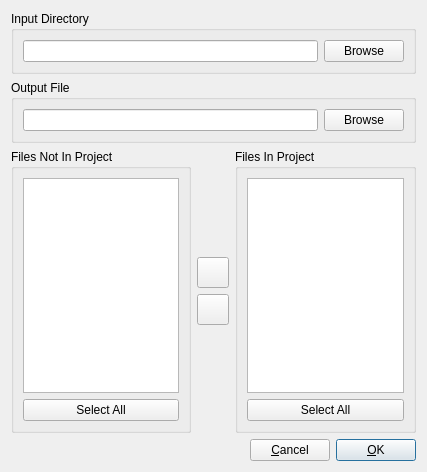
Above: ui/project_files.ui from Blender3D/Bindery before the change. Below: the same form after it.
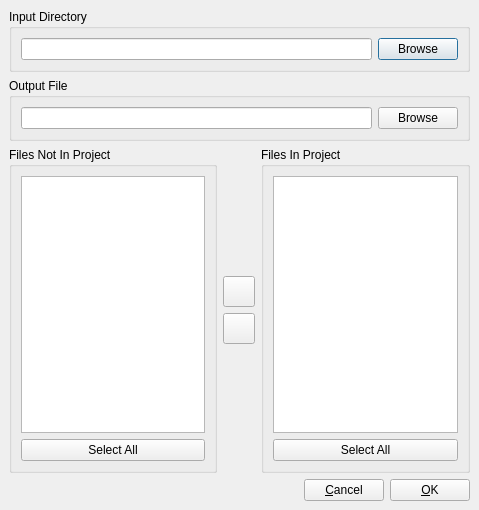
That is the form after the change. Icons and pictures are not drawn.

Commit message: Added more tempfile replacements. Fixed ST-like project dialog. Fixed path injection for Windows.

```diff
--- a/ui/project_files.ui
+++ b/ui/project_files.ui
@@ -9,8 +9,8 @@
    <rect>
     <x>0</x>
     <y>0</y>
-    <width>427</width>
-    <height>472</height>
+    <width>479</width>
+    <height>510</height>
    </rect>
   </property>
   <property name="windowTitle">
@@ -24,6 +24,16 @@
    <bool>true</bool>
   </property>
   <layout class="QGridLayout" name="gridLayout">
+   <property name="margin">
+    <number>0</number>
+   </property>
+   <item row="0" column="0">
+    <widget class="QStackedWidget" name="stackedWidget">
+     <property name="currentIndex">
+      <number>0</number>
+     </property>
+     <widget class="QWidget" name="page">
+      <layout class="QGridLayout" name="gridLayout_2">
    <item row="0" column="0">
     <layout class="QVBoxLayout" name="verticalLayout_2">
      <item>
@@ -242,6 +252,20 @@
       </layout>
      </item>
     </layout>
+       </item>
+      </layout>
+      <zorder></zorder>
+      <zorder></zorder>
+      <zorder></zorder>
+      <zorder></zorder>
+      <zorder></zorder>
+      <zorder></zorder>
+      <zorder></zorder>
+      <zorder></zorder>
+      <zorder></zorder>
+     </widget>
+     <widget class="QWidget" name="page_2"/>
+    </widget>
    </item>
   </layout>
  </widget>
```
Lines whose indentation alone changed are shown as unchanged. The commit also changes 10 other files.
